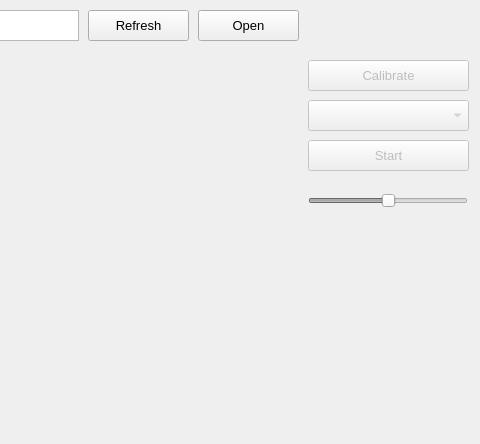
Above: tools/mainwindow.ui from ZhuYanzhen1/miniFOC before the change; both pictures show x 282 to 762 and y 0 to 444 of the 762 by 444 pixel window. Below: the same form after it.
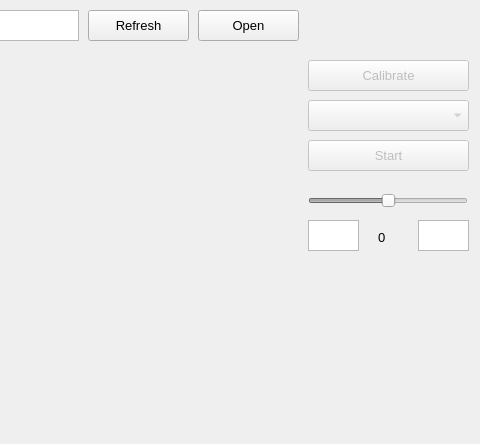
That is the form after the change. Custom widgets are drawn as their Qt base class.

Commit message: Add textbox to set minimum and maxinum of user expect slider

Diff of the .ui file:
```diff
--- a/tools/mainwindow.ui
+++ b/tools/mainwindow.ui
@@ -226,6 +226,57 @@
      <enum>Qt::Horizontal</enum>
     </property>
    </widget>
+   <widget class="QTextEdit" name="slider_minimum_value">
+    <property name="geometry">
+     <rect>
+      <x>590</x>
+      <y>220</y>
+      <width>51</width>
+      <height>31</height>
+     </rect>
+    </property>
+    <property name="font">
+     <font>
+      <family>Arial</family>
+      <pointsize>10</pointsize>
+     </font>
+    </property>
+   </widget>
+   <widget class="QTextEdit" name="slider_maximum_value">
+    <property name="geometry">
+     <rect>
+      <x>700</x>
+      <y>220</y>
+      <width>51</width>
+      <height>31</height>
+     </rect>
+    </property>
+    <property name="font">
+     <font>
+      <family>Arial</family>
+      <pointsize>10</pointsize>
+     </font>
+    </property>
+   </widget>
+   <widget class="QLabel" name="slider_current_value">
+    <property name="geometry">
+     <rect>
+      <x>660</x>
+      <y>230</y>
+      <width>72</width>
+      <height>15</height>
+     </rect>
+    </property>
+    <property name="font">
+     <font>
+      <family>Arial</family>
+      <pointsize>10</pointsize>
+     </font>
+    </property>
+    <property name="text">
+     <string>0</string>
+    </property>
+   </widget>
   </widget>
  </widget>
  <customwidgets>
```
Left out of the diff: 7 changed lines with no effect on the pictures. The commit also changes 3 other files.
